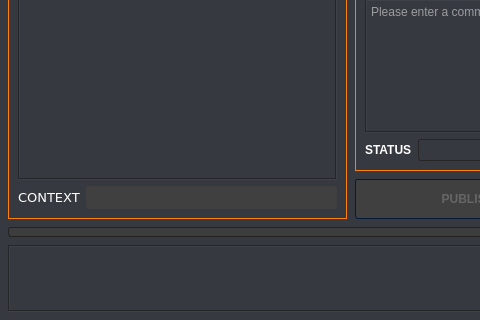
emilemassie/kitsu-publisher, file kitsu_publish_standalone/ui/kitsu_publisher_standalone.ui: the form before one commit; both pictures show x 0 to 480 and y 397 to 717 of the 648 by 717 pixel window.
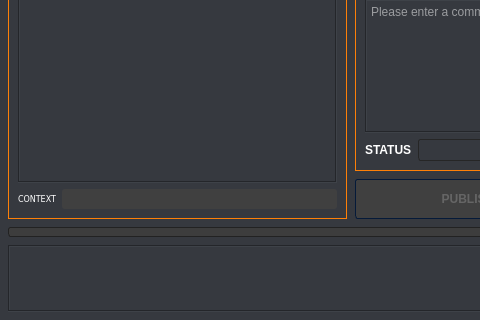
The form after the commit. Icons and pictures are not drawn.

The edit to the form file:
```diff
--- a/kitsu_publish_standalone/ui/kitsu_publisher_standalone.ui
+++ b/kitsu_publish_standalone/ui/kitsu_publisher_standalone.ui
@@ -1478,7 +1478,7 @@
                   <property name="font">
                    <font>
                     <family>Verdana</family>
-                    <pointsize>10</pointsize>
+                    <pointsize>6</pointsize>
                     <italic>false</italic>
                     <bold>false</bold>
                    </font>
@@ -1496,7 +1496,7 @@
                   <property name="font">
                    <font>
                     <family>Verdana</family>
-                    <pointsize>10</pointsize>
+                    <pointsize>7</pointsize>
                     <italic>false</italic>
                     <bold>false</bold>
                    </font>
```
Left out of the diff: 2 changed lines with no effect on the pictures.
